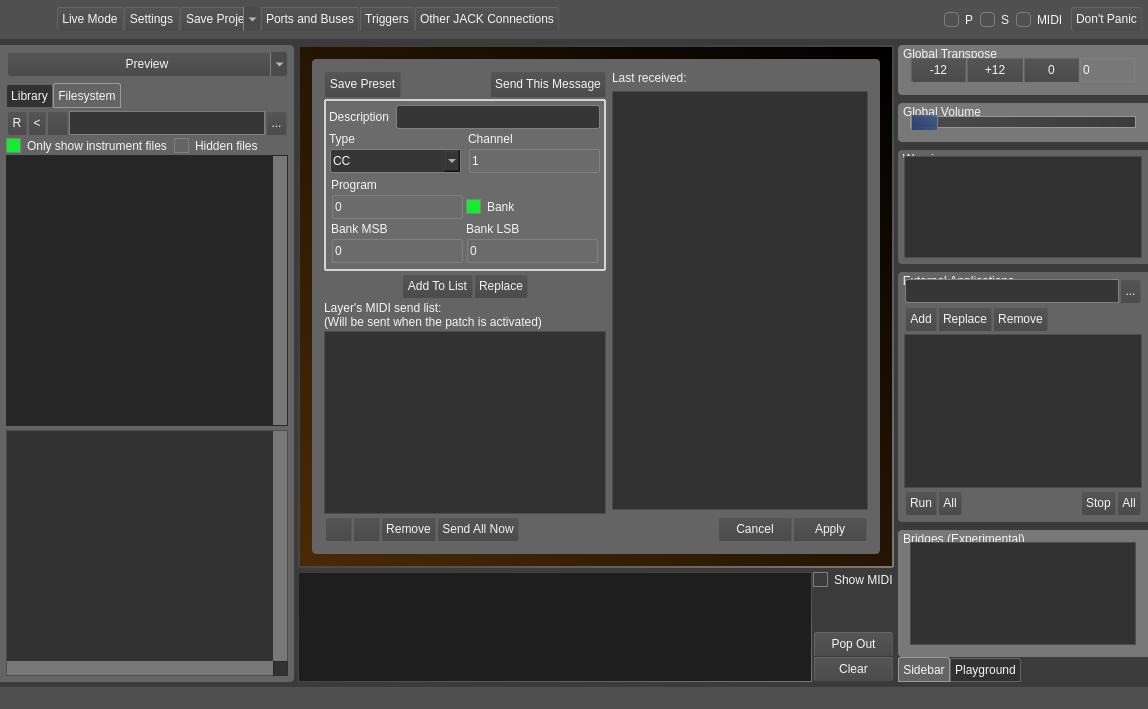
noedigcode/konfyt, file src/mainwindow.ui: the form before one commit.
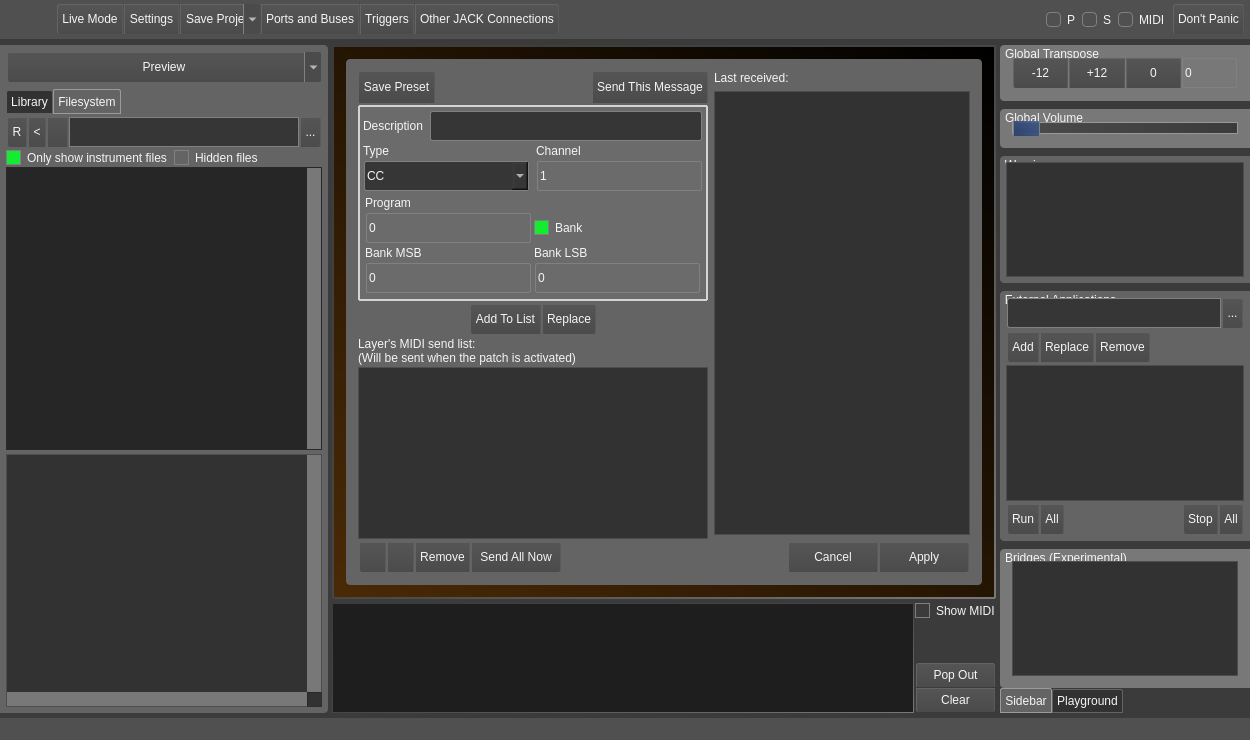
The form after the commit. The open tabs and pages were chosen to show the change. Icons and pictures are not drawn. Custom widgets are drawn as their Qt base class.

Commit message: Fix library double-click not working intermittently on some systems; Bump version number to 1.2.2-dev; Small GUI tweaks/fixes under KDE.

Diff of the .ui file:
```diff
--- a/src/mainwindow.ui
+++ b/src/mainwindow.ui
@@ -6,8 +6,8 @@
    <rect>
     <x>0</x>
     <y>0</y>
-    <width>1148</width>
-    <height>709</height>
+    <width>1250</width>
+    <height>740</height>
    </rect>
   </property>
   <property name="windowTitle">
@@ -724,7 +724,7 @@
          <property name="maximumSize">
           <size>
            <width>16777215</width>
-           <height>26</height>
+           <height>32</height>
           </size>
          </property>
          <property name="styleSheet">
@@ -1015,7 +1015,7 @@
          <property name="maximumSize">
           <size>
            <width>16777215</width>
-           <height>26</height>
+           <height>32</height>
           </size>
          </property>
          <property name="styleSheet">
@@ -1394,18 +1394,84 @@
                  <property name="spacing">
                   <number>2</number>
                  </property>
+                 <item row="2" column="0">
+                  <widget class="QTreeWidget" name="treeWidget_filesystem">
+                   <property name="contextMenuPolicy">
+                    <enum>Qt::CustomContextMenu</enum>
+                   </property>
+                   <property name="styleSheet">
+                    <string notr="true">QTreeWidget {
+background-color: rgb(38, 38, 38);
+border-color: rgb(40, 40, 40);
+}</string>
+                   </property>
+                   <property name="verticalScrollBarPolicy">
+                    <enum>Qt::ScrollBarAlwaysOn</enum>
+                   </property>
+                   <property name="horizontalScrollBarPolicy">
+                    <enum>Qt::ScrollBarAsNeeded</enum>
+                   </property>
+                   <property name="autoExpandDelay">
+                    <number>-1</number>
+                   </property>
+                   <property name="indentation">
+                    <number>8</number>
+                   </property>
+                   <property name="wordWrap">
+                    <bool>false</bool>
+                   </property>
+                   <property name="headerHidden">
+                    <bool>true</bool>
+                   </property>
+                   <property name="expandsOnDoubleClick">
+                    <bool>false</bool>
+                   </property>
+                   <attribute name="headerVisible">
+                    <bool>false</bool>
+                   </attribute>
+                   <column>
+                    <property name="text">
+                     <string>Soundfonts</string>
+                    </property>
+                   </column>
+                  </widget>
+                 </item>
+                 <item row="1" column="0">
+                  <layout class="QHBoxLayout" name="horizontalLayout_18">
+                   <property name="topMargin">
+                    <number>0</number>
+                   </property>
+                   <item>
+                    <widget class="QCheckBox" name="checkBox_filesystem_ShowOnlySounds">
+                     <property name="text">
+                      <string>Only show instrument files</string>
+                     </property>
+                     <property name="checked">
+                      <bool>true</bool>
+                     </property>
+                    </widget>
+                   </item>
+                   <item>
+                    <widget class="QCheckBox" name="checkBox_filesystem_hiddenFiles">
+                     <property name="text">
+                      <string>Hidden files</string>
+                     </property>
+                    </widget>
+                   </item>
+                  </layout>
+                 </item>
                  <item row="0" column="0">
                   <widget class="QFrame" name="frame_24">
                    <property name="minimumSize">
                     <size>
                      <width>0</width>
-                     <height>26</height>
+                     <height>32</height>
                     </size>
                    </property>
                    <property name="maximumSize">
                     <size>
                      <width>16777215</width>
-                     <height>26</height>
+                     <height>32</height>
                     </size>
                    </property>
                    <property name="styleSheet">
@@ -1609,72 +1675,6 @@
                    </layout>
                   </widget>
                  </item>
-                 <item row="3" column="0">
-                  <widget class="QTreeWidget" name="treeWidget_filesystem">
-                   <property name="contextMenuPolicy">
-                    <enum>Qt::CustomContextMenu</enum>
-                   </property>
-                   <property name="styleSheet">
-                    <string notr="true">QTreeWidget {
-background-color: rgb(38, 38, 38);
-border-color: rgb(40, 40, 40);
-}</string>
-                   </property>
-                   <property name="verticalScrollBarPolicy">
-                    <enum>Qt::ScrollBarAlwaysOn</enum>
-                   </property>
-                   <property name="horizontalScrollBarPolicy">
-                    <enum>Qt::ScrollBarAsNeeded</enum>
-                   </property>
-                   <property name="autoExpandDelay">
-                    <number>-1</number>
-                   </property>
-                   <property name="indentation">
-                    <number>8</number>
-                   </property>
-                   <property name="wordWrap">
-                    <bool>false</bool>
-                   </property>
-                   <property name="headerHidden">
-                    <bool>true</bool>
-                   </property>
-                   <property name="expandsOnDoubleClick">
-                    <bool>false</bool>
-                   </property>
-                   <attribute name="headerVisible">
-                    <bool>false</bool>
-                   </attribute>
-                   <column>
-                    <property name="text">
-                     <string>Soundfonts</string>
-                    </property>
-                   </column>
-                  </widget>
-                 </item>
-                 <item row="1" column="0">
-                  <layout class="QHBoxLayout" name="horizontalLayout_18">
-                   <property name="topMargin">
-                    <number>0</number>
-                   </property>
-                   <item>
-                    <widget class="QCheckBox" name="checkBox_filesystem_ShowOnlySounds">
-                     <property name="text">
-                      <string>Only show instrument files</string>
-                     </property>
-                     <property name="checked">
-                      <bool>true</bool>
-                     </property>
-                    </widget>
-                   </item>
-                   <item>
-                    <widget class="QCheckBox" name="checkBox_filesystem_hiddenFiles">
-                     <property name="text">
-                      <string>Hidden files</string>
-                     </property>
-                    </widget>
-                   </item>
-                  </layout>
-                 </item>
                 </layout>
                </widget>
               </widget>
@@ -1741,13 +1741,13 @@
               <property name="minimumSize">
                <size>
                 <width>0</width>
-                <height>26</height>
+                <height>32</height>
                </size>
               </property>
               <property name="maximumSize">
                <size>
                 <width>16777215</width>
-                <height>26</height>
+                <height>32</height>
                </size>
               </property>
               <property name="styleSheet">
@@ -6708,13 +6708,13 @@
                         <property name="minimumSize">
                          <size>
                           <width>0</width>
-                          <height>26</height>
+                          <height>32</height>
                          </size>
                         </property>
                         <property name="maximumSize">
                          <size>
                           <width>16777215</width>
-                          <height>26</height>
+                          <height>32</height>
                          </size>
                         </property>
                         <property name="styleSheet">
@@ -6803,13 +6803,13 @@
                         <property name="minimumSize">
                          <size>
                           <width>0</width>
-                          <height>26</height>
+                          <height>32</height>
                          </size>
                         </property>
                         <property name="maximumSize">
                          <size>
                           <width>16777215</width>
-                          <height>26</height>
+                          <height>32</height>
                          </size>
                         </property>
                         <property name="styleSheet">
@@ -6851,7 +6851,7 @@
                            </property>
                            <property name="minimumSize">
                             <size>
-                             <width>74</width>
+                             <width>90</width>
                              <height>0</height>
                             </size>
                            </property>
@@ -6947,13 +6947,13 @@
                            <property name="minimumSize">
                             <size>
                              <width>0</width>
-                             <height>26</height>
+                             <height>32</height>
                             </size>
                            </property>
                            <property name="maximumSize">
                             <size>
                              <width>16777215</width>
-                             <height>26</height>
+                             <height>32</height>
                             </size>
                            </property>
                            <property name="styleSheet">
@@ -7018,13 +7018,13 @@
                              <property name="minimumSize">
                               <size>
                                <width>0</width>
-                               <height>26</height>
+                               <height>32</height>
                               </size>
                              </property>
                              <property name="maximumSize">
                               <size>
                                <width>16777215</width>
-                               <height>26</height>
+                               <height>32</height>
                               </size>
                              </property>
                              <property name="styleSheet">
@@ -7120,13 +7120,13 @@
                              <property name="minimumSize">
                               <size>
                                <width>0</width>
-                               <height>26</height>
+                               <height>32</height>
                               </size>
                              </property>
                              <property name="maximumSize">
                               <size>
                                <width>16777215</width>
-                               <height>26</height>
+                               <height>32</height>
                               </size>
                              </property>
                              <property name="styleSheet">
@@ -7415,13 +7415,13 @@
                              <property name="minimumSize">
                               <size>
                                <width>0</width>
-                               <height>26</height>
+                               <height>32</height>
                               </size>
                              </property>
                              <property name="maximumSize">
                               <size>
                                <width>16777215</width>
-                               <height>26</height>
+                               <height>32</height>
                               </size>
                              </property>
                              <property name="styleSheet">
@@ -7492,13 +7492,13 @@
                              <property name="minimumSize">
                               <size>
                                <width>0</width>
-                               <height>26</height>
+                               <height>32</height>
                               </size>
                              </property>
                              <property name="maximumSize">
                               <size>
                                <width>16777215</width>
-                               <height>26</height>
+                               <height>32</height>
                               </size>
                              </property>
                              <property name="styleSheet">
@@ -7573,13 +7573,13 @@
                              <property name="minimumSize">
                               <size>
                                <width>0</width>
-                               <height>26</height>
+                               <height>32</height>
                               </size>
                              </property>
                              <property name="maximumSize">
                               <size>
                                <width>16777215</width>
-                               <height>26</height>
+                               <height>32</height>
                               </size>
                              </property>
                              <property name="styleSheet">
@@ -7939,13 +7939,13 @@
                         <property name="minimumSize">
                          <size>
                           <width>0</width>
-                          <height>26</height>
+                          <height>32</height>
                          </size>
                         </property>
                         <property name="maximumSize">
                          <size>
                           <width>16777215</width>
-                          <height>26</height>
+                          <height>32</height>
                          </size>
                         </property>
                         <property name="styleSheet">
@@ -8074,13 +8074,13 @@
                         <property name="minimumSize">
                          <size>
                           <width>0</width>
-                          <height>26</height>
+                          <height>32</height>
                          </size>
                         </property>
                         <property name="maximumSize">
                          <size>
                           <width>16777215</width>
-                          <height>26</height>
+                          <height>32</height>
                          </size>
                         </property>
                         <property name="styleSheet">
@@ -8235,7 +8235,7 @@
                            </property>
                            <property name="minimumSize">
                             <size>
-                             <width>74</width>
+                             <width>90</width>
                              <height>0</height>
                             </size>
                            </property>
@@ -8306,13 +8306,13 @@
                         <property name="minimumSize">
                          <size>
                           <width>0</width>
-                          <height>26</height>
+                          <height>32</height>
                          </size>
                         </property>
                         <property name="maximumSize">
                          <size>
                           <width>16777215</width>
-                          <height>26</height>
+                          <height>32</height>
                          </size>
                         </property>
                         <property name="styleSheet">
@@ -8353,7 +8353,7 @@
                            </property>
                            <property name="minimumSize">
                             <size>
-                             <width>74</width>
+                             <width>90</width>
                              <height>0</height>
                             </size>
                            </property>
@@ -8380,7 +8380,7 @@
                            </property>
                            <property name="minimumSize">
                             <size>
-                             <width>74</width>
+                             <width>90</width>
                              <height>0</height>
                             </size>
                            </property>
@@ -8792,13 +8792,13 @@
               <property name="minimumSize">
                <size>
                 <width>0</width>
-                <height>26</height>
+                <height>32</height>
                </size>
               </property>
               <property name="maximumSize">
                <size>
                 <width>16777215</width>
-                <height>26</height>
+                <height>32</height>
                </size>
               </property>
               <property name="styleSheet">
@@ -9139,13 +9139,13 @@
               <property name="minimumSize">
                <size>
                 <width>0</width>
-                <height>26</height>
+                <height>32</height>
                </size>
               </property>
               <property name="maximumSize">
                <size>
                 <width>16777215</width>
-                <height>26</height>
+                <height>32</height>
                </size>
               </property>
               <property name="styleSheet">
@@ -9243,13 +9243,13 @@
               <property name="minimumSize">
                <size>
                 <width>0</width>
-                <height>26</height>
+                <height>32</height>
                </size>
               </property>
               <property name="maximumSize">
                <size>
                 <width>16777215</width>
-                <height>26</height>
+                <height>32</height>
                </size>
               </property>
               <property name="styleSheet">
@@ -9389,13 +9389,13 @@
                 <property name="minimumSize">
                  <size>
                   <width>0</width>
-                  <height>26</height>
+                  <height>32</height>
                  </size>
                 </property>
                 <property name="maximumSize">
                  <size>
                   <width>16777215</width>
-                  <height>26</height>
+                  <height>32</height>
                  </size>
                 </property>
                 <property name="styleSheet">
@@ -9494,13 +9494,13 @@
                 <property name="minimumSize">
                  <size>
                   <width>0</width>
-                  <height>26</height>
+                  <height>32</height>
                  </size>
                 </property>
                 <property name="maximumSize">
                  <size>
                   <width>16777215</width>
-                  <height>26</height>
+                  <height>32</height>
                  </size>
                 </property>
                 <property name="styleSheet">
```
Left out of the diff: 274 changed lines with no effect on the pictures. The commit also changes 3 other files.
